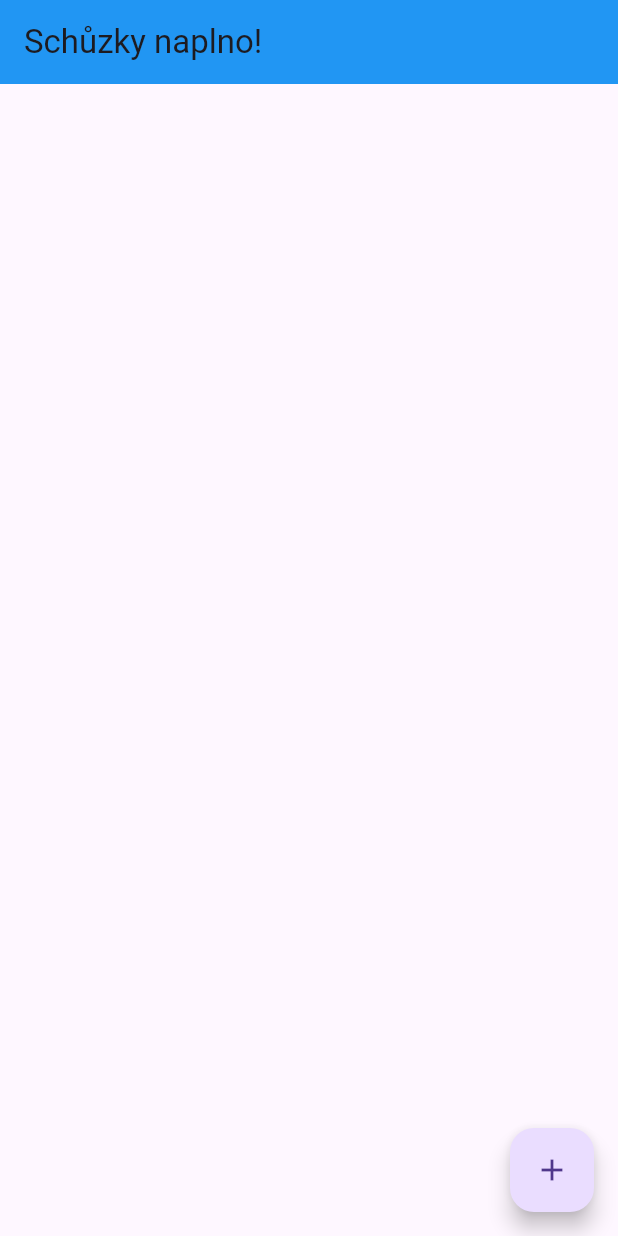
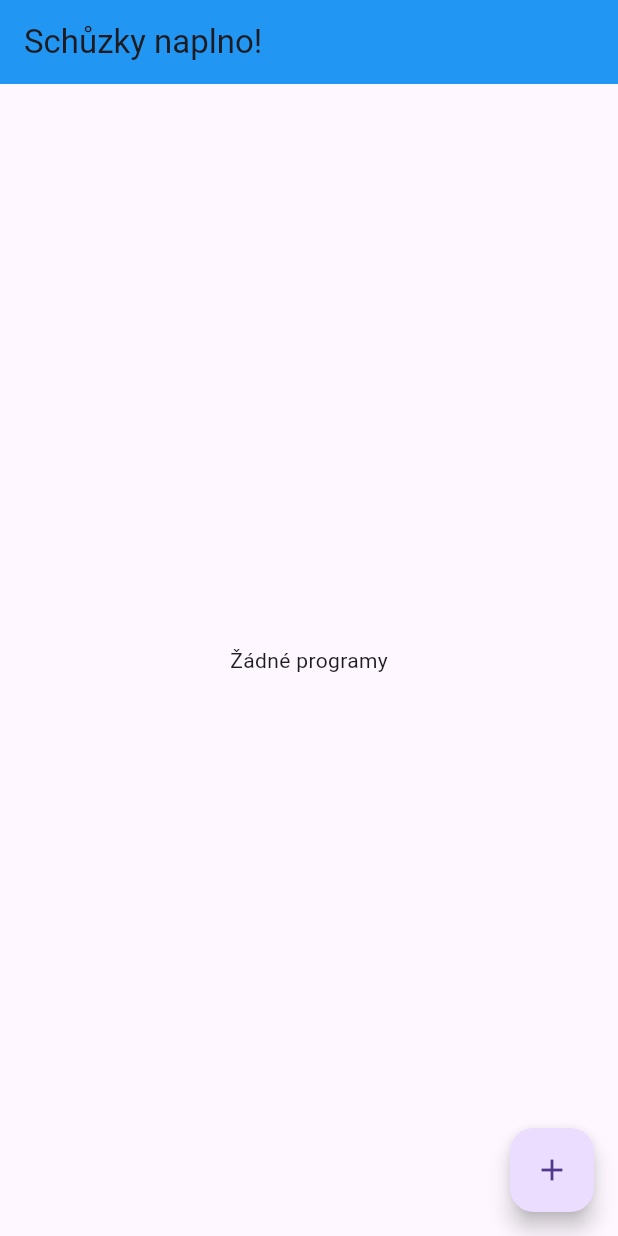
Before and after one commit to damiska21/schuzky-naplno, a Flutter app: the screen it shows after launch, on a phone screen of 412 x 824 dp. Run offline on Flutter 3.47's test engine with Material 3 defaults, Android fonts, the phone set to English and light mode, and no system bars.

Commit message:
funguje drag and drop

```diff
--- a/lib/main.dart
+++ b/lib/main.dart
@@ -1,26 +1,28 @@
 import 'package:flutter/material.dart';
 import 'pages/programScreen.dart';
+
 void main() {
   runApp(
     MaterialApp(
       home: const MyApp(),
       routes: <String, WidgetBuilder>{
-      "/editProgram" : (BuildContext context)=> const AddProgramScreen(),
-      //add more routes here
+        "/editProgram": (BuildContext context) => const AddProgramScreen(),
       },
-));
+    ),
+  );
 }
 
 class MyApp extends StatefulWidget {
   const MyApp({super.key});
+
   @override
   State<MyApp> createState() => _MyAppState();
 }
 
 class _MyAppState extends State<MyApp> {
   List<Container> programy = [];
+
   @override
-  //build se volá vždycky když rebilduješ appku
   Widget build(BuildContext context) {
     return MaterialApp(
       debugShowCheckedModeBanner: false,
@@ -29,20 +31,51 @@ class _MyAppState extends State<MyApp> {
           backgroundColor: Colors.blue,
           title: const Text('Schůzky naplno!'),
         ),
-        body: Column(
-          children: programy,
+        body: programy.isEmpty
+            ? const Center(child: Text("Žádné programy"))
+            : ReorderableListView(
+                padding: const EdgeInsets.symmetric(vertical: 10),
+                children: [
+                  for (int index = 0; index < programy.length; index++)
+                    ListTile(
+                      key: ValueKey(index),
+                      title: programy[index],
+                      leading: ReorderableDragStartListener(
+                        index: index,
+                        child: const Icon(Icons.drag_handle),
+                      ),
+                      trailing: IconButton(
+                        icon: const Icon(Icons.delete, color: Colors.red),
+                        onPressed: () {
+                          setState(() {
+                            programy.removeAt(index);
+                          });
+                        },
+                      ),
+                    ),
+                ],
+                onReorder: (oldIndex, newIndex) {
+                  setState(() {
+                    if (newIndex > oldIndex) {
+                      newIndex -= 1;
+                    }
+                    final item = programy.removeAt(oldIndex);
+                    programy.insert(newIndex, item);
+                  });
+                },
               ),
         floatingActionButton: FloatingActionButton(
           child: const Icon(Icons.add),
           onPressed: () async {
-            //addProgram();
-            final cont = await Navigator.push(context,
-            MaterialPageRoute(builder: (context) => const AddProgramScreen()),);
+            final cont = await Navigator.push(
+              context,
+              MaterialPageRoute(builder: (context) => const AddProgramScreen()),
+            );
+            if (cont != null && cont is Container) {
               setState(() {
                 programy.add(cont);
               });
-            //print(cont);
-            //print(programy);
+            }
           },
         ),
       ),
--- a/lib/pages/programScreen.dart
+++ b/lib/pages/programScreen.dart
@@ -76,7 +76,7 @@ Container(
     color: Colors.blue,
     borderRadius: BorderRadius.circular(10),
   ),
-margin: EdgeInsets.all(8),
+margin: const EdgeInsets.all(8),
   child: Padding(
     padding: const EdgeInsets.all(8.0), // Padding for better spacing
     child: Row(
```
Lines whose indentation alone changed are shown as unchanged.
